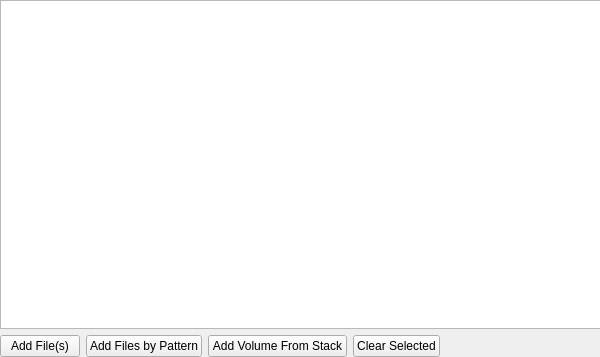
First picture: the form in ilastik/applets/dataSelection/dataDetailViewerWidget.ui, repository ilastik/ilastik, before the edit; both pictures show x 0 to 600 and y 0 to 357 of the 876 by 357 pixel window.
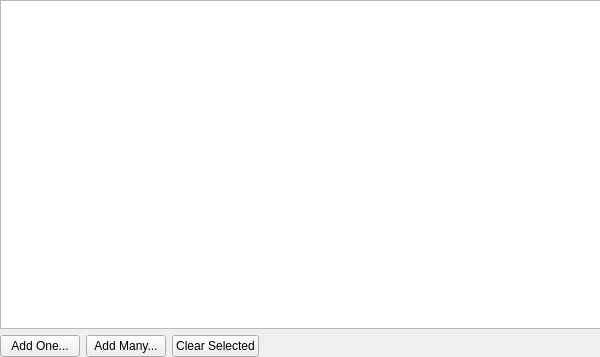
Second picture: the form after the edit. Custom widgets are drawn as their Qt base class.

Commit message: wip: 'select file' buttons are now menus, and are handled in the dataselection gui.

Patch:
```diff
--- a/ilastik/applets/dataSelection/dataDetailViewerWidget.ui
+++ b/ilastik/applets/dataSelection/dataDetailViewerWidget.ui
@@ -25,21 +25,14 @@
      <item>
       <widget class="QPushButton" name="addFileButton">
        <property name="text">
-        <string>Add File(s)</string>
+        <string>Add One...</string>
        </property>
       </widget>
      </item>
      <item>
       <widget class="QPushButton" name="addByPatternButton">
        <property name="text">
-        <string>Add Files by Pattern</string>
-       </property>
-      </widget>
-     </item>
-     <item>
-      <widget class="QPushButton" name="importStackFilesButton">
-       <property name="text">
-        <string>Add Volume From Stack</string>
+        <string>Add Many...</string>
        </property>
       </widget>
      </item>
```
Left out of the diff: 4 changed lines with no effect on the pictures. The commit also changes 2 other files.
